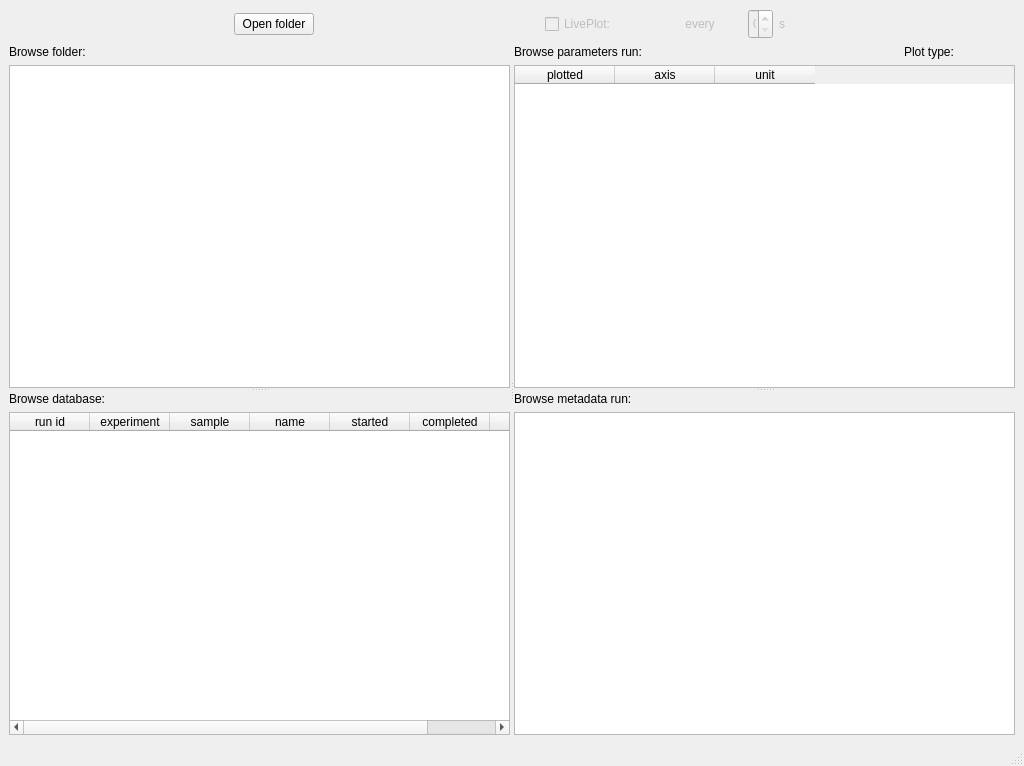
Above: ui/main.ui from pyplotter/pyplotter before the change. Below: the same form after it.
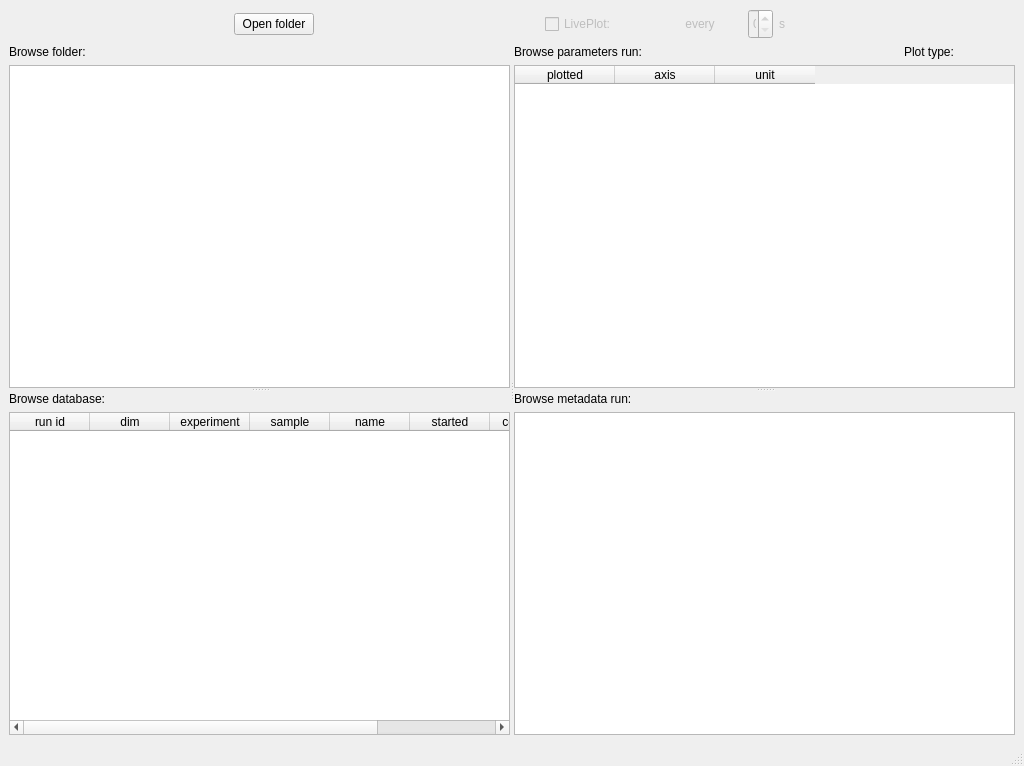
That is the form after the change.

Commit message:
Add plot dimension in database table
Modify how the number of independent parameter is obtained in getNbIndependentParameters to make it faster.

```diff
--- a/ui/main.ui
+++ b/ui/main.ui
@@ -200,7 +200,7 @@
                  <bool>true</bool>
                 </property>
                 <property name="columnCount">
-                 <number>7</number>
+                 <number>8</number>
                 </property>
                 <attribute name="horizontalHeaderDefaultSectionSize">
                  <number>80</number>
@@ -219,6 +219,11 @@
                   <string>run id</string>
                  </property>
                 </column>
+                <column>
+                 <property name="text">
+                  <string>dim</string>
+                 </property>
+                </column>
                 <column>
                  <property name="text">
                   <string>experiment</string>
```
The commit also changes 2 other files.
